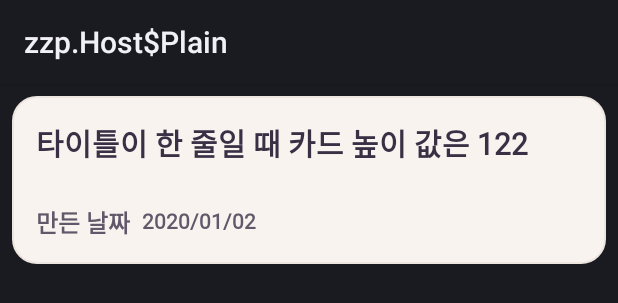
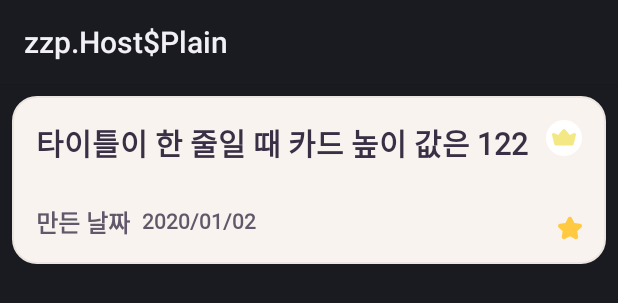
Before and after one commit to mash-up-kr/TDTD_Android, an Android app: the layout row_main_user_room_item.xml on its own in the app's theme, with its tools: preview values and no code run, on a phone screen of 412 x 824 dp. Shown: the top 303 px of the screen. Run offline under Robolectric (Android 15) with nearby library versions, the phone set to English and light mode, and no system bars.

Commit message:
Fix Main View

```diff
--- a/presentation/src/main/res/layout/row_main_user_room_item.xml
+++ b/presentation/src/main/res/layout/row_main_user_room_item.xml
@@ -51,5 +51,20 @@
             app:layout_constraintBottom_toBottomOf="@+id/dateTextView"
             tools:text="2020/01/02" />
 
+        <androidx.appcompat.widget.AppCompatImageView
+            android:id="@+id/favoriteImageView"
+            android:layout_width="wrap_content"
+            android:layout_height="wrap_content"
+            android:src="@drawable/ic_crown_24"
+            app:layout_constraintTop_toTopOf="parent"
+            app:layout_constraintEnd_toEndOf="parent" />
+
+        <androidx.appcompat.widget.AppCompatImageView
+            android:layout_width="wrap_content"
+            android:layout_height="wrap_content"
+            android:src="@drawable/ic_favorties_on_16"
+            app:layout_constraintEnd_toEndOf="parent"
+            app:layout_constraintBottom_toBottomOf="parent" />
+
     </androidx.constraintlayout.widget.ConstraintLayout>
 </layout>
```
Also changed, not shown: presentation/src/main/res/layout/activity_main.xml (+62 -20 lines).
